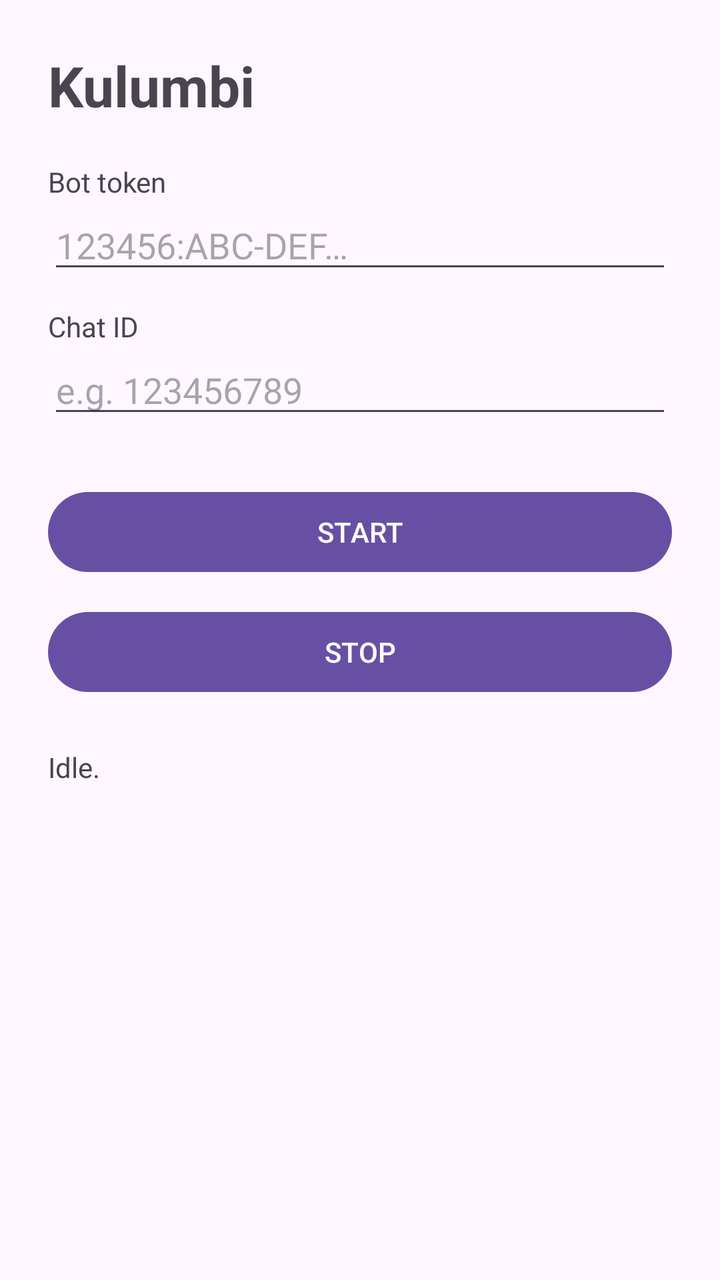
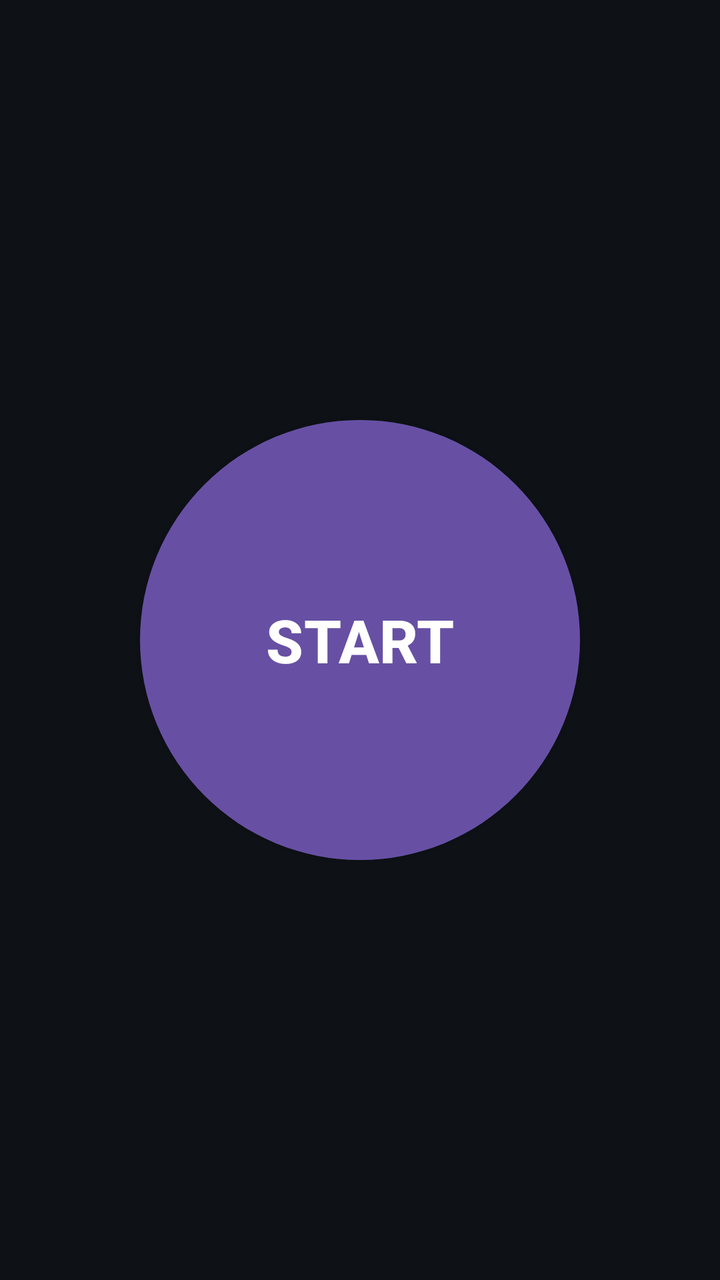

Two renders of the same Android screen: before a commit and after it. Below are the layout's source before the change and the commit's diff.
<!-- AndroidManifest.xml: application theme Theme.ShotTel -->
<!-- res/layout/activity_main.xml -->
<?xml version="1.0" encoding="utf-8"?>
<ScrollView xmlns:android="http://schemas.android.com/apk/res/android"
    android:layout_width="match_parent"
    android:layout_height="match_parent"
    android:fillViewport="true">

    <LinearLayout
        android:layout_width="match_parent"
        android:layout_height="wrap_content"
        android:orientation="vertical"
        android:padding="24dp">

        <TextView
            android:layout_width="match_parent"
            android:layout_height="wrap_content"
            android:text="Kulumbi"
            android:textSize="28sp"
            android:textStyle="bold"
            android:paddingBottom="20dp" />

        <TextView
            android:layout_width="match_parent"
            android:layout_height="wrap_content"
            android:text="Bot token" />
        <EditText
            android:id="@+id/token"
            android:layout_width="match_parent"
            android:layout_height="wrap_content"
            android:inputType="text"
            android:hint="123456:ABC-DEF…" />

        <TextView
            android:layout_width="match_parent"
            android:layout_height="wrap_content"
            android:paddingTop="12dp"
            android:text="Chat ID" />
        <EditText
            android:id="@+id/chat"
            android:layout_width="match_parent"
            android:layout_height="wrap_content"
            android:inputType="text"
            android:hint="e.g. 123456789" />

        <Button
            android:id="@+id/start"
            android:layout_width="match_parent"
            android:layout_height="wrap_content"
            android:layout_marginTop="28dp"
            android:text="START" />

        <Button
            android:id="@+id/stop"
            android:layout_width="match_parent"
            android:layout_height="wrap_content"
            android:layout_marginTop="12dp"
            android:text="STOP" />

        <TextView
            android:id="@+id/status"
            android:layout_width="match_parent"
            android:layout_height="wrap_content"
            android:paddingTop="24dp"
            android:text="Idle." />

    </LinearLayout>
</ScrollView>
<!-- resources referenced by this layout -->
<resources>
  <style name="Theme.ShotTel" parent="Theme.Material3.DayNight.NoActionBar" />
</resources>

<!-- the commit's change to res/layout/activity_main.xml (unified diff, before → after) -->
@@ -1,66 +1,21 @@
 <?xml version="1.0" encoding="utf-8"?>
-<ScrollView xmlns:android="http://schemas.android.com/apk/res/android"
+<FrameLayout xmlns:android="http://schemas.android.com/apk/res/android"
     android:layout_width="match_parent"
     android:layout_height="match_parent"
-    android:fillViewport="true">
+    android:background="#0E1116">
 
-    <LinearLayout
-        android:layout_width="match_parent"
-        android:layout_height="wrap_content"
-        android:orientation="vertical"
-        android:padding="24dp">
+    <Button
+        android:id="@+id/toggle"
+        android:layout_width="220dp"
+        android:layout_height="220dp"
+        android:layout_gravity="center"
+        android:background="@drawable/btn_circle"
+        android:backgroundTint="#2E7D32"
+        android:text="START"
+        android:textColor="#FFFFFF"
+        android:textSize="30sp"
+        android:textStyle="bold"
+        android:stateListAnimator="@null"
+        android:elevation="8dp" />
 
-        <TextView
-            android:layout_width="match_parent"
-            android:layout_height="wrap_content"
-            android:text="Kulumbi"
-            android:textSize="28sp"
-            android:textStyle="bold"
-            android:paddingBottom="20dp" />
-
-        <TextView
-            android:layout_width="match_parent"
-            android:layout_height="wrap_content"
-            android:text="Bot token" />
-        <EditText
-            android:id="@+id/token"
-            android:layout_width="match_parent"
-            android:layout_height="wrap_content"
-            android:inputType="text"
-            android:hint="123456:ABC-DEF…" />
-
-        <TextView
-            android:layout_width="match_parent"
-            android:layout_height="wrap_content"
-            android:paddingTop="12dp"
-            android:text="Chat ID" />
-        <EditText
-            android:id="@+id/chat"
-            android:layout_width="match_parent"
-            android:layout_height="wrap_content"
-            android:inputType="text"
-            android:hint="e.g. 123456789" />
-
-        <Button
-            android:id="@+id/start"
-            android:layout_width="match_parent"
-            android:layout_height="wrap_content"
-            android:layout_marginTop="28dp"
-            android:text="START" />
-
-        <Button
-            android:id="@+id/stop"
-            android:layout_width="match_parent"
-            android:layout_height="wrap_content"
-            android:layout_marginTop="12dp"
-            android:text="STOP" />
-
-        <TextView
-            android:id="@+id/status"
-            android:layout_width="match_parent"
-            android:layout_height="wrap_content"
-            android:paddingTop="24dp"
-            android:text="Idle." />
-
-    </LinearLayout>
-</ScrollView>
+</FrameLayout>
<!-- resource entries referenced after the edit -->
@@ -1,5 +1,11 @@
 <!-- resources referenced by this layout -->
 <resources>
+  <!-- drawable btn_circle (drawable) -->
+  <?xml version="1.0" encoding="utf-8"?>
+  <shape xmlns:android="http://schemas.android.com/apk/res/android"
+      android:shape="oval">
+      <solid android:color="#2E7D32" />
+  </shape>
   <style name="Theme.ShotTel" parent="Theme.Material3.DayNight.NoActionBar" />
 </resources>
 
